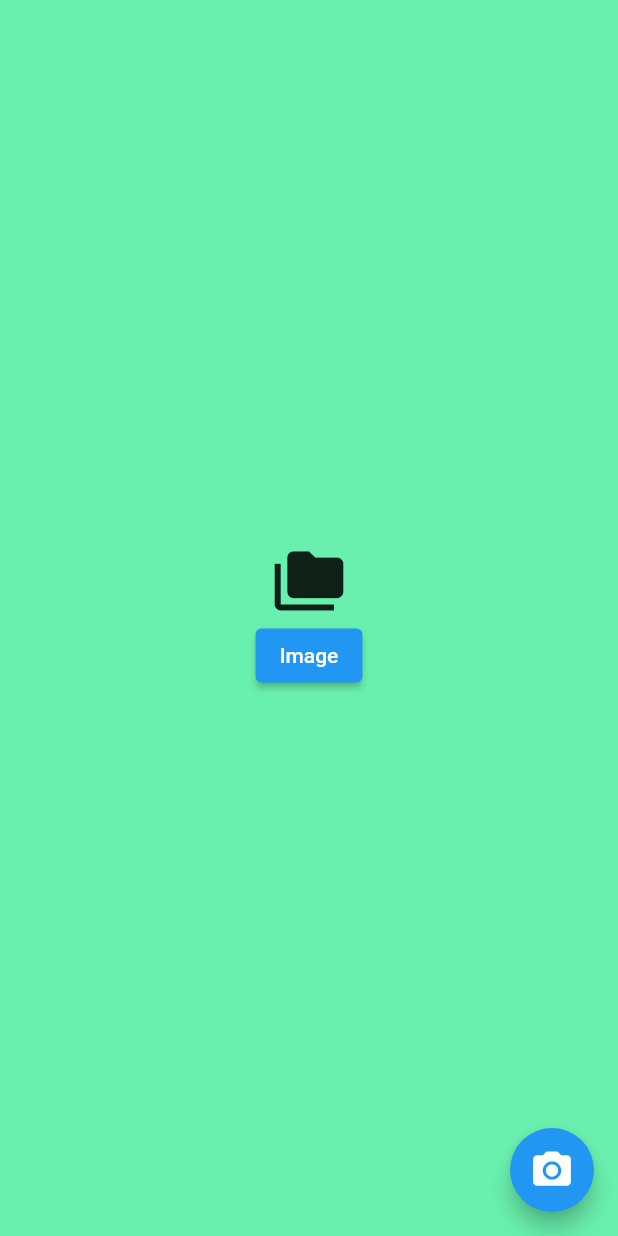
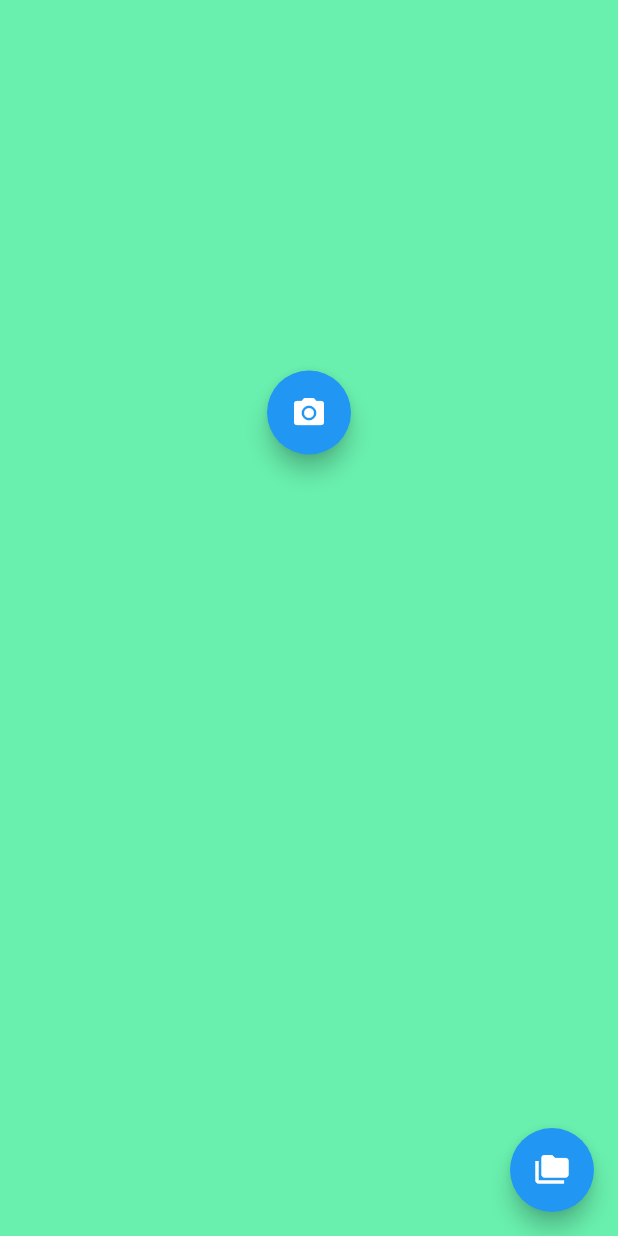
Before and after one commit to pratik-roshan/Major-Project, a Flutter app: the ImageScanner screen opened directly, after a tap on the "camera alt" icon, on a phone screen of 412 x 824 dp. Run offline on Flutter 3.47's test engine with Material 2 defaults, Android fonts, the phone set to English and light mode, and no system bars; our stand-ins replace cloud_firestore, curved_navigation_bar, firebase_auth, firebase_core, google_sign_in, image_picker; missing offline and left inert: flutter_tflite; accounts and stored records are empty.

Commit message:
Camera Image Processed

```diff
--- a/lib/screens/home_screens.dart
+++ b/lib/screens/home_screens.dart
@@ -24,6 +24,7 @@ class _MyHomePageState extends State<MyHomePage> {
   List<Widget> meroWidget = <Widget>[
     HotTopics(),
     ImageScanner(),
+    // TfliteModel(),
     HomePageMiddle(),
     TextScanner(),
     MyAccount(),
--- a/lib/screens/qr_scanner.dart
+++ b/lib/screens/qr_scanner.dart
@@ -1,111 +1,110 @@
 // ignore_for_file: prefer_const_constructors
-
 import 'dart:io';
-
 import 'package:flutter/material.dart';
 import 'package:flutter_tflite/flutter_tflite.dart';
 import 'package:image_picker/image_picker.dart';
-// import 'package:image_picker/image_picker.dart';
 
 class ImageScanner extends StatefulWidget {
   const ImageScanner({Key? key}) : super(key: key);
 
   @override
-  State<ImageScanner> createState() => _ImageScannerState();
+  ImageScannerState createState() => ImageScannerState();
 }
 
-class _ImageScannerState extends State<ImageScanner> {
+class ImageScannerState extends State<ImageScanner> {
   late File _image;
-  // instanciate imagepicker
-  final picker = ImagePicker();
-  final imagePicker = ImagePicker();
-  bool _loading = false;
-  List _predictions = [];
-
+  late List _results;
+  bool imageSelect = false;
   @override
   void initState() {
     super.initState();
-    loadmodel();
+    loadModel();
   }
 
-  Future loadmodel() async {
+  Future loadModel() async {
     Tflite.close();
     String res;
     res = (await Tflite.loadModel(
-        model: 'assets/flowers.tflite', labels: 'assets/labels.txt'))!;
+        model: "assets/flowersmodel.tflite", labels: "assets/labels.txt"))!;
     print("Models loading status: $res");
   }
 
   Future imageClassification(File image) async {
-    var prediction = await Tflite.runModelOnImage(
-        path: image.path,
-        numResults: 2,
-        threshold: 0.6,
-        imageMean: 127.5,
-        imageStd: 127.5);
-
+    final List? recognitions = await Tflite.runModelOnImage(
+      path: image.path,
+      numResults: 6,
+      threshold: 0.05,
+      imageMean: 127.5,
+      imageStd: 127.5,
+    );
     setState(() {
-      _predictions = prediction!;
+      _results = recognitions!;
       _image = image;
-      _loading = true;
+      imageSelect = true;
     });
-  }
-
-  @override
-  void dispose() {
-    super.dispose();
-  }
-
-  Future loadcamera() async {
-    final image = await imagePicker.pickImage(source: ImageSource.camera);
-    if (image == null) {
-      return null;
-    } else {
-      _image = File(image.path);
-    }
-  }
-
-  Future galleryImage() async {
-    final pickedFile = await picker.pickImage(source: ImageSource.gallery);
-    if (pickedFile == null) {
-      return null;
-    } else {
-      _image = File(pickedFile.path);
-    }
-    imageClassification(_image);
-    // return Image.file(File(pickedFile.path));
-    // }
   }
 
   @override
   Widget build(BuildContext context) {
     return Scaffold(
       backgroundColor: Colors.greenAccent,
-      body: Center(
-        child: Column(
-          mainAxisAlignment: MainAxisAlignment.center,
-          children: [
-            Icon(
-              Icons.folder_copy,
-              size: 50,
+      body: ListView(
+        children: [
+          (imageSelect)
+              ? Container(
+                  margin: const EdgeInsets.all(10),
+                  child: Image.file(_image),
+                )
+              : Container(
+                  height: 550,
+                  width: 550,
+                  child: Center(
+                    child: FloatingActionButton(
+                      onPressed: loadCamera,
+                      child: Icon(Icons.camera_alt),
+                    ),
+                  )),
+          SingleChildScrollView(
+            child: Column(
+              children: (imageSelect)
+                  ? _results.map((result) {
+                      return Card(
+                        child: Container(
+                          margin: EdgeInsets.all(10),
+                          child: Text(
+                            "${result['label']} - ${result['confidence'].toStringAsFixed(2)}",
+                            style: const TextStyle(
+                                color: Colors.red, fontSize: 20),
+                          ),
+                        ),
+                      );
+                    }).toList()
+                  : [],
             ),
-            ElevatedButton(
-              onPressed: () => galleryImage(),
-              child: Text('Image'),
-            ),
-            // Icon(Icons.image),
-            // FloatingActionButton(
-            //     onPressed: () {}, child: Icon(Icons.camera_alt, size: 30)),
-          ],
-        ),
+          )
+        ],
       ),
       floatingActionButton: FloatingActionButton(
-        onPressed: () => loadcamera(),
-        child: const Icon(
-          Icons.camera_alt,
-          size: 30,
-        ),
+        onPressed: pickImage,
+        tooltip: "Pick Image",
+        child: const Icon(Icons.folder_copy),
       ),
     );
   }
+
+  Future pickImage() async {
+    final ImagePicker picker = ImagePicker();
+    final pickedFile = await picker.pickImage(
+      source: ImageSource.gallery,
+    );
+    File image = File(pickedFile!.path);
+    imageClassification(image);
+  }
+
+  Future loadCamera() async {
+    final picker = ImagePicker();
+    final cameraFile = await picker.pickImage(source: ImageSource.camera);
+    File image = File(cameraFile!.path);
+    imageClassification(image);
+  }
 }
```
Also changed, not shown: assets/labels.txt (+14 -10 lines), 2 other files.
